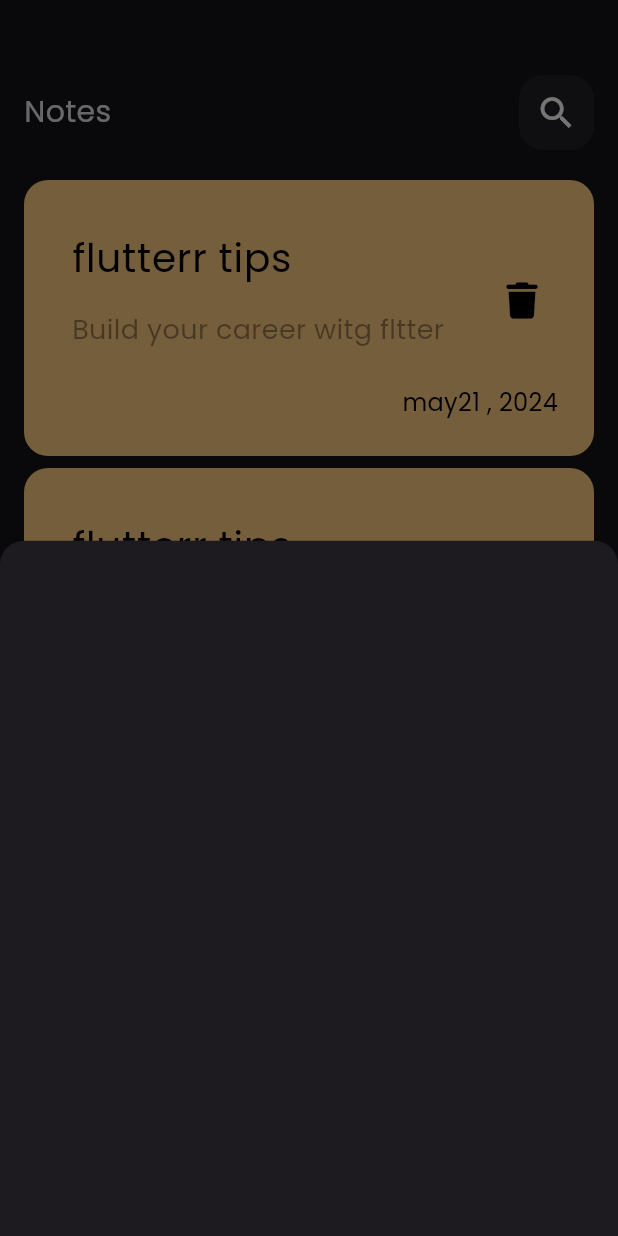
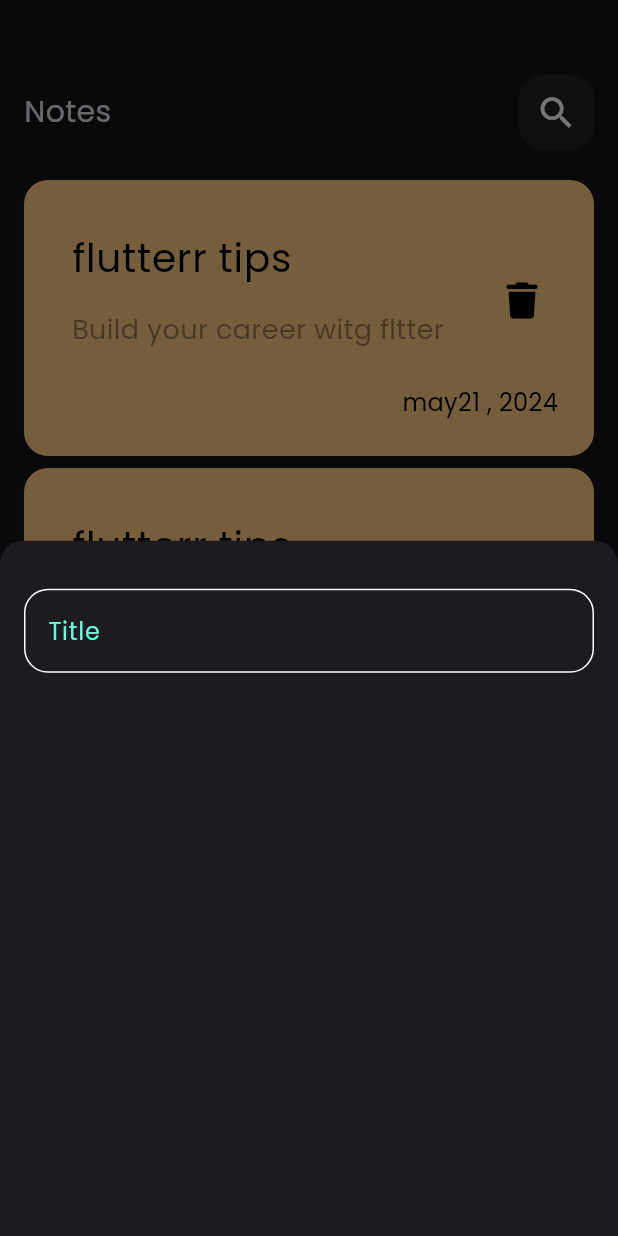
Before and after one commit to yousefaskafy/notes_app, a Flutter app: the screen it shows after launch, after a tap on the "add" icon, on a phone screen of 412 x 824 dp. Run offline on Flutter 3.47's test engine with Material 3 defaults, Android fonts, the phone set to English and light mode, and no system bars; our stand-ins replace font_awesome_flutter.

Commit message:
create custom text feild

```diff
--- /dev/null
+++ b/lib/constants.dart
@@ -0,0 +1,3 @@
+import 'package:flutter/material.dart';
+
+const KPrimaryColor =  Color(0xff62FCD7);
--- a/lib/widgets/add_note_bottom_sheet.dart
+++ b/lib/widgets/add_note_bottom_sheet.dart
@@ -1,10 +1,21 @@
 import 'package:flutter/material.dart';
+import 'package:notes_app/widgets/custom_text_field.dart';
 
 class AddNoteBottemSheet extends StatelessWidget {
   const AddNoteBottemSheet({super.key});
 
   @override
   Widget build(BuildContext context) {
-    return Container();
+    return Padding(
+      padding: const EdgeInsets.symmetric(horizontal: 16.0),
+      child: Column(
+        children: [
+          SizedBox(
+            height: 32,
+          ),
+          CustomTextField()
+        ],
+      ),
+    );
   }
 }
--- /dev/null
+++ b/lib/widgets/custom_text_field.dart
@@ -0,0 +1,26 @@
+import 'package:flutter/material.dart';
+import 'package:notes_app/constants.dart';
+
+class CustomTextField extends StatelessWidget {
+  const CustomTextField({super.key});
+
+  @override
+  Widget build(BuildContext context) {
+    return TextField(
+      cursorColor: KPrimaryColor,
+      decoration: InputDecoration(
+          hintText: 'Title',
+          hintStyle: const TextStyle(color: KPrimaryColor),
+          border: buildBorder(),
+          enabledBorder: buildBorder(),
+          focusedBorder: buildBorder(KPrimaryColor)),
+    );
+  }
+
+  OutlineInputBorder buildBorder([color]) {
+    return OutlineInputBorder(
+      borderRadius: BorderRadius.circular(16),
+      borderSide: BorderSide(color: color ?? Colors.white),
+    );
+  }
+}
```
